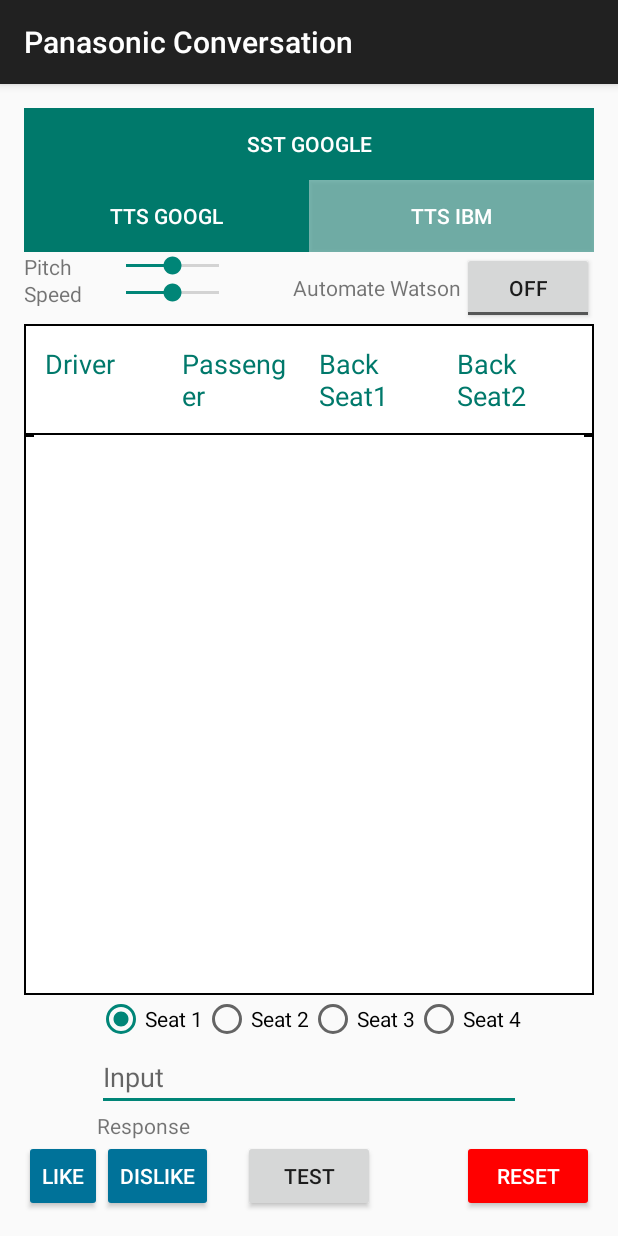
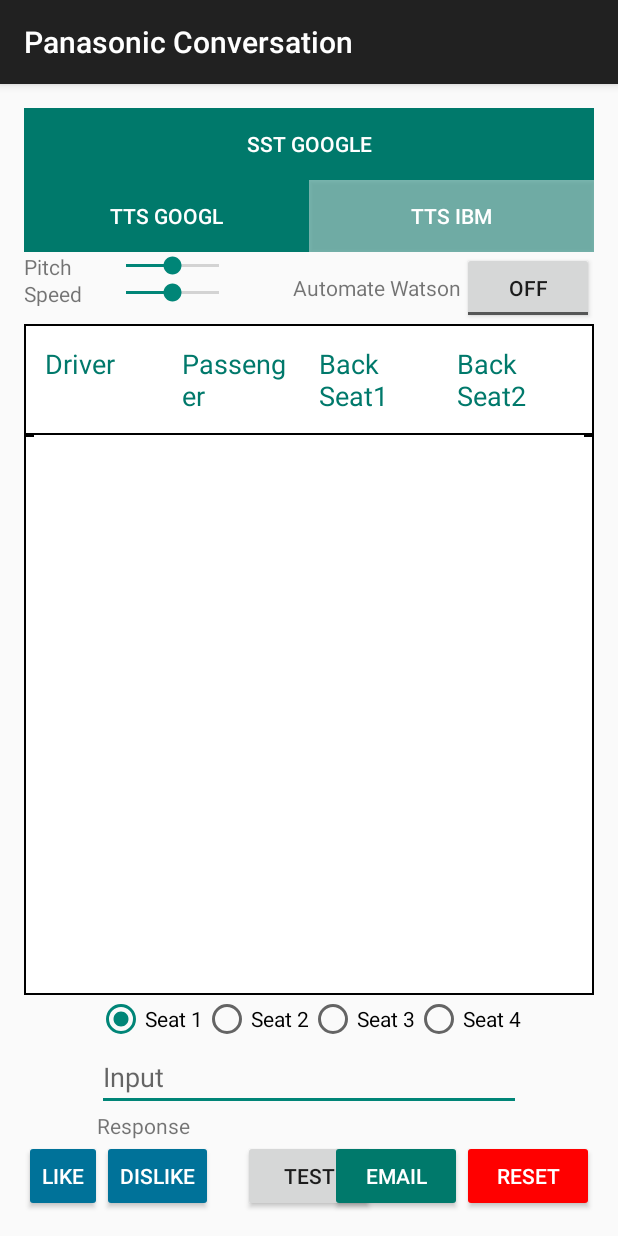
Before and after one commit to BeiwenLiu/IBMConversationApp, an Android app: the screen it shows after launch (MainActivity), after a tap on "TEST", on a phone screen of 412 x 824 dp. Run offline under Robolectric (Android 15) with nearby library versions, the phone set to English and light mode, and no system bars; libraries missing offline, so code that uses them is left out: com.ibm.watson; network calls fail; 1 statement that could not run was skipped.

Commit message:
Integrate email function

```diff
--- a/app/src/main/java/com/example/macbookretina/ibmconversation/MainActivity.java
+++ b/app/src/main/java/com/example/macbookretina/ibmconversation/MainActivity.java
@@ -57,14 +57,15 @@
 
 
 public class MainActivity extends AppCompatActivity {
+    ArrayList<String> logEmail = new ArrayList<>();
+    StringBuffer universalString = new StringBuffer();
     Map<String, String> recentLog;
-    Button sttButton,ttsButton,test,reset,sttIBM,ttsGoogle,like,dislike,log,confirm;
+    Button sttButton,ttsButton,test,reset,sttIBM,ttsGoogle,like,dislike,log,confirm,email;
     TextView speech_output, log_output1, log_output2, log_output3, log_output4;
     ScrollView scroll;
     ToggleButton toggle;
     RadioButton seatButton;
     EditText speech_input, comment;
-
     SpeechToText service;
 
     String textIBM;
@@ -137,6 +138,7 @@
         speed = (SeekBar) findViewById(R.id.speed);
         comment = (EditText) findViewById(R.id.comment);
         confirm = (Button) findViewById(R.id.confirm);
+        email = (Button) findViewById(R.id.email);
 
         confirmed = true;
 
@@ -335,11 +337,14 @@
             public void onClick(View v) {
                 //New task
 
+                universalString.append("\n" + comment.getText().toString() + "\n");
                 recentLog.put("remarks", comment.getText().toString());
                 recentLog.put("miscellaneous", null);
                 if (liked) {
+                    universalString.append("\n" + "liked: true" + "\n");
                     recentLog.put("liked","true");
                 } else {
+                    universalString.append("\n" + "liked: false" + "\n");
                     recentLog.put("liked","false");
                 }
                 LogTask runner = new LogTask();
@@ -436,6 +441,13 @@
             }
         });
 
+        email.setOnClickListener(new View.OnClickListener() {
+            @Override
+            public void onClick(View v) {
+                sendEmail();
+            }
+        });
+
     }
 
 
@@ -454,6 +466,7 @@
         protected String doInBackground(String... params) {
             publishProgress(params[1], "Fetching Watson's Response...");
             try {
+                universalString.append("____________________________________");
                 if (params[1].equals("0")) { //Conversation call
                     options = params[1];
                     apiCall.setURL("https://mono-v.mybluemix.net/conversation");
@@ -525,28 +538,37 @@
                     System.out.println(currentDateandTime);
                     StringBuffer a = new StringBuffer();
                     StringBuffer divider = new StringBuffer();
+                    universalString.append("\nYour Input:\n" + input + "\n");
+                    universalString.append("\nYour Selected Seat Number:\n" + seatNumber + "\n");
                     a.append("\nYour Input:\n" + input + "\n");
                     a.append("\nYour Selected Seat Number:\n" + seatNumber + "\n");
                     if (resp == null) {
                         speech_output.setText("Please connect to the Internet!");
                     } else {
+                        universalString.append("\nWatson's Response: \n" + resp + "\n");
+                        universalString.append("\nWatson's Raw Response: \n" + ob.toString() + "\n");
                         a.append("\nWatson's Response: \n" + resp + "\n");
                         a.append("\nWatson's Raw Response: \n" + ob.toString() + "\n");
                     }
+                    universalString.append("\nDemo ID:\n" + demo_id + "\n");
                     a.append("\nDemo ID:\n" + demo_id + "\n");
                     if (automate) {
                         a.append("\nAutomate on - Watson will process this input:\n" + resp + "\n");
                     }
 
                     if (!sttButton.isEnabled()) {
+                        universalString.append("\nGoogle Speech To Text is used\n");
                         a.append("\nGoogle Speech To Text is used\n");
                     } else if (!sttIBM.isEnabled()) {
+                        universalString.append("\nIBM Speech To Text is used\n");
                         a.append("\nIBM Speech To Text is used\n");
                     }
 
                     if (!ttsButton.isEnabled()) {
+                        universalString.append("\nIBM Text to Speech is used\n");
                         a.append("\nIBM Text to Speech is used\n");
                     } else if (!ttsGoogle.isEnabled()) {
+                        universalString.append("\n" + "Google Text to Speech is used\n");
                         a.append("\nGoogle Text to Speech is used\n");
                     }
                     for (int i = 0; i < width; i++) {
@@ -556,6 +578,8 @@
                     a.append("\n" + divider.toString() + "\n");
                     recentLog.put("user_response", input);
                     recentLog.put("ending_watson_response", resp);
+                    universalString.append("\n" + dates[0] + "\n");
+                    universalString.append("\n" + dates[1] + "\n");
                     recentLog.put("date", dates[0]);
                     recentLog.put("time", dates[1]);
 
@@ -711,7 +735,9 @@
         intent.putExtra(RecognizerIntent.EXTRA_LANGUAGE_MODEL,
                 RecognizerIntent.LANGUAGE_MODEL_FREE_FORM);
         intent.putExtra(RecognizerIntent.EXTRA_LANGUAGE, Locale.getDefault());
-        intent.putExtra(RecognizerIntent.EXTRA_SPEECH_INPUT_COMPLETE_SILENCE_LENGTH_MILLIS,500000);
+        intent.putExtra(RecognizerIntent.EXTRA_PROMPT,
+                "Voice recognition Demo...");
+        intent.putExtra(RecognizerIntent.EXTRA_SPEECH_INPUT_COMPLETE_SILENCE_LENGTH_MILLIS, new Long(10000));
         try {
             startActivityForResult(intent, SPEECH_REQUEST_CODE);
         } catch (ActivityNotFoundException a) {
@@ -849,4 +875,16 @@
         }
     }
 
+    public void sendEmail() {
+        Intent i = new Intent(Intent.ACTION_SEND);
+        i.setType("message/rfc822");
+        i.putExtra(Intent.EXTRA_EMAIL  , new String[]{"beiwenl@gmail.com"});
+        i.putExtra(Intent.EXTRA_SUBJECT, "Log");
+        i.putExtra(Intent.EXTRA_TEXT   , universalString.toString());
+        try {
+            startActivity(Intent.createChooser(i, "Send mail..."));
+        } catch (android.content.ActivityNotFoundException ex) {
+        }
+    }
+
 }
--- a/app/src/main/res/layout/activity_main.xml
+++ b/app/src/main/res/layout/activity_main.xml
@@ -394,5 +394,16 @@
         android:layout_toEndOf="@+id/dislike"
         android:visibility="invisible"/>
 
+    <Button
+        android:layout_width="wrap_content"
+        android:layout_height="wrap_content"
+        android:text="Email"
+        android:id="@+id/email"
+        android:layout_alignParentBottom="true"
+        android:layout_toLeftOf="@+id/reset"
+        android:backgroundTint="#ff00796b"
+        android:textColor="#ffffff">
+    </Button>
+
 
 </RelativeLayout>
```
Also changed, not shown: 3 other files.
